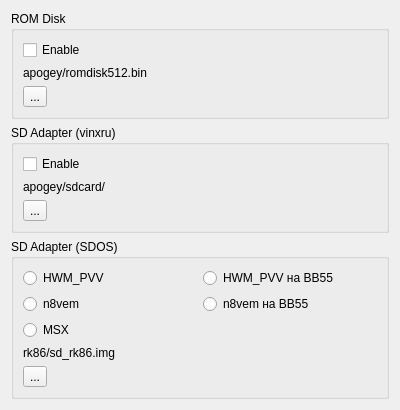
This is src/qt/qtApogeyConfig.ui in vpyk/emu80v4 as Qt 5 draws it before an edit. The edited form follows.
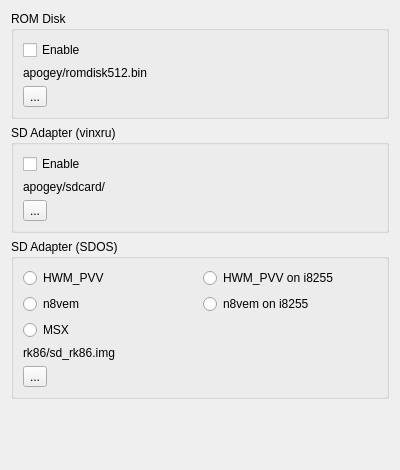
This is the edited form.

Commit message: Fix RK86 platform config dialog transtations

```diff
--- a/src/qt/qtApogeyConfig.ui
+++ b/src/qt/qtApogeyConfig.ui
@@ -7,7 +7,7 @@
     <x>0</x>
     <y>0</y>
     <width>400</width>
-    <height>366</height>
+    <height>470</height>
    </rect>
   </property>
   <property name="sizePolicy">
@@ -118,7 +118,7 @@
         <item row="0" column="1">
          <widget class="QRadioButton" name="hwmPvvVv55RadioButton">
           <property name="text">
-           <string>HWM_PVV на ВВ55</string>
+           <string>HWM_PVV on i8255</string>
           </property>
          </widget>
         </item>
@@ -132,7 +132,7 @@
         <item row="2" column="1">
          <widget class="QRadioButton" name="n8vemVv55RadioButton">
           <property name="text">
-           <string>n8vem на ВВ55</string>
+           <string>n8vem on i8255</string>
           </property>
          </widget>
         </item>
```
Left out of the diff: 6 changed lines with no effect on the pictures. The commit also changes 2 other files.
